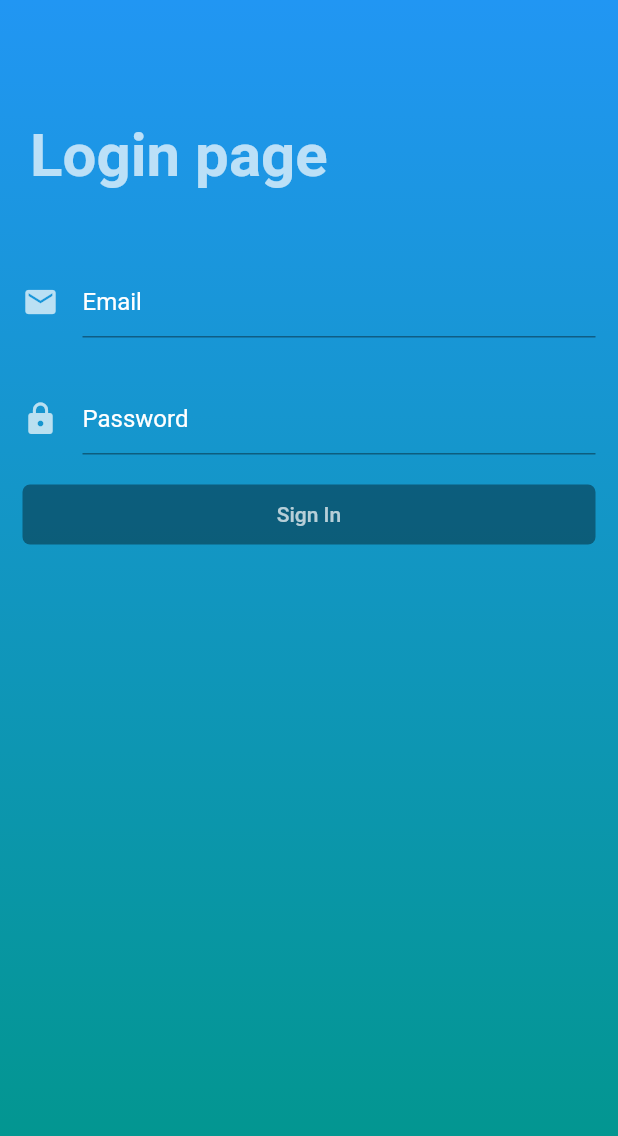
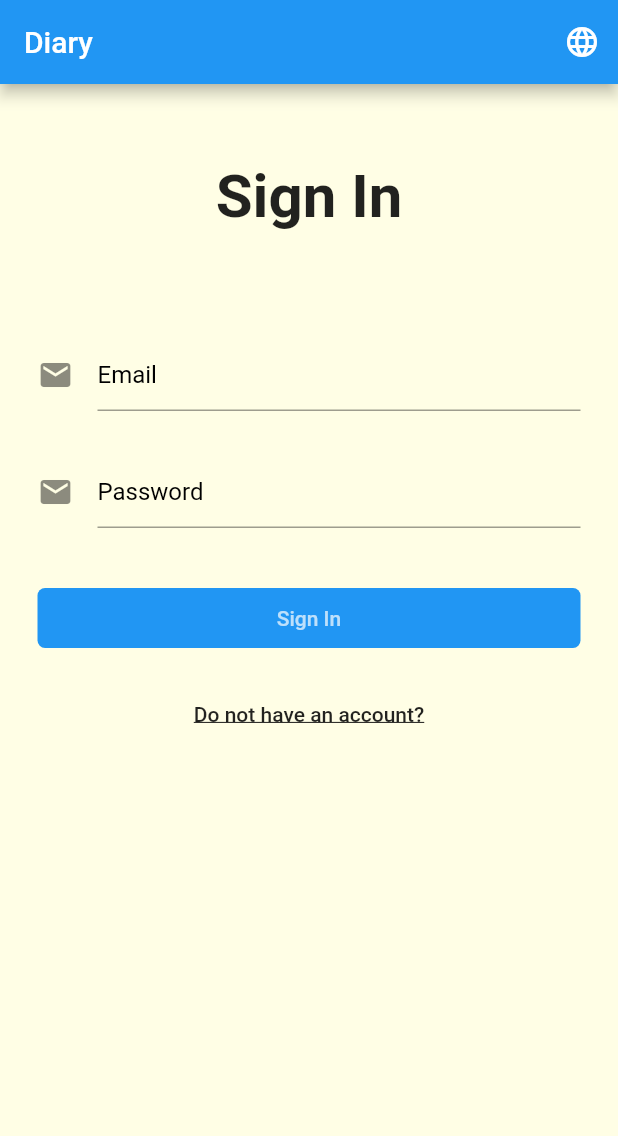
Before and after one commit to SergeyPostupaiev/diary_mobile, a Flutter app: the screen it shows after launch, on a phone screen of 412 x 824 dp. Shown: the top 1136 px of the screen. Run offline on Flutter 3.47's test engine with Material 2 defaults, Android fonts, the phone set to English and light mode, and no system bars; our stand-ins replace fluttertoast, shared_preferences.

Commit message:
login page refactored

```diff
--- a/lib/main.dart
+++ b/lib/main.dart
@@ -1,7 +1,8 @@
 import 'package:flutter/material.dart';
 import 'package:shared_preferences/shared_preferences.dart';
 
-import 'view/loginPage.dart';
+import './view/loginPage.dart';
+import './view/RegisterPage.dart';
 
 void main() => runApp(MyApp());
 
@@ -12,8 +13,14 @@ class MyApp extends StatelessWidget {
       title: 'Diary',
       theme: ThemeData(
         primarySwatch: Colors.blue,
+        accentColor: Colors.amber,
+        canvasColor: Color.fromRGBO(255, 254, 229, 1),
       ),
       home: MainPage(),
+      routes: {
+        LoginPage.routeName: (ctx) => LoginPage(),
+        RegisterPage.routeName: (ctx) => RegisterPage(),
+      },
     );
   }
 }
@@ -63,7 +70,7 @@ class _MainPageState extends State<MainPage> {
       drawer: Drawer(
           child: new ListView(children: <Widget>[
         new UserAccountsDrawerHeader(
-            accountName: new Text('Nodejs'),
+            accountName: new Text('John Doe'),
             accountEmail: new Text('jdoe@gmail.com')),
         new ListTile(
             title: new Text('List Animals'),
--- /dev/null
+++ b/lib/view/RegisterPage.dart
@@ -0,0 +1,17 @@
+import 'package:flutter/material.dart';
+
+class RegisterPage extends StatefulWidget {
+  static String routeName = '/register';
+
+  @override
+  _RegisterPageState createState() => _RegisterPageState();
+}
+
+class _RegisterPageState extends State<RegisterPage> {
+  @override
+  Widget build(BuildContext context) {
+    return Container(
+      child: Text('reg greg'),
+    );
+  }
+}
--- a/lib/view/loginPage.dart
+++ b/lib/view/loginPage.dart
@@ -1,14 +1,20 @@
 import 'dart:convert';
 import 'dart:io';
 
+import 'package:fluttertoast/fluttertoast.dart';
 import 'package:flutter/material.dart';
 import 'package:flutter/services.dart';
 import 'package:shared_preferences/shared_preferences.dart';
 import 'package:http/http.dart' as http;
 
 import '../main.dart';
+import '../widgets/button_submit.dart';
+import '../widgets/login_inputs.dart';
+import './RegisterPage.dart';
 
 class LoginPage extends StatefulWidget {
+  static String routeName = '/login';
+
   @override
   _LoginPageState createState() => _LoginPageState();
 }
@@ -21,27 +27,74 @@ class _LoginPageState extends State<LoginPage> {
 
   @override
   Widget build(BuildContext context) {
-    SystemChrome.setSystemUIOverlayStyle(SystemUiOverlayStyle.light
-        .copyWith(statusBarColor: Colors.transparent));
+    // SystemChrome.setSystemUIOverlayStyle(SystemUiOverlayStyle.light
+    //     .copyWith(statusBarColor: Colors.transparent));
     return Scaffold(
-        body: Container(
-            decoration: BoxDecoration(
-                gradient: LinearGradient(
-                    colors: [Colors.blue, Colors.teal],
-                    begin: Alignment.topCenter,
-                    end: Alignment.bottomCenter)),
-            child: _isLoading
-                ? Center(child: CircularProgressIndicator())
-                : ListView(children: <Widget>[
-                    headerSection(),
-                    textSection(),
-                    buttonSection()
-                  ])));
+      appBar: AppBar(
+        title: Text('Diary'),
+        actions: <Widget>[
+          IconButton(
+            icon: Icon(
+              Icons.language,
+            ),
+            onPressed: () => {},
+          )
+        ],
+      ),
+      body: Container(
+        child: _isLoading
+            ? Center(child: CircularProgressIndicator())
+            : Container(
+                margin: EdgeInsets.symmetric(
+                  horizontal: 10,
+                ),
+                child: ListView(
+                  children: <Widget>[
+                    SizedBox(
+                      height: 150,
+                      child: Center(
+                        child: Text(
+                          'Sign In',
+                          style: TextStyle(
+                            fontSize: 40,
+                            fontWeight: FontWeight.bold,
+                          ),
+                        ),
+                      ),
+                    ),
+                    LoginInputs(
+                      formSubmit: formSubmit,
+                      emailController: emailController,
+                      passwordController: passwordController,
+                    ),
+                    BtnSubmit(formSubmit: formSubmit, btnText: 'Sign In'),
+                    Column(
+                      children: <Widget>[
+                        FlatButton(
+                          onPressed: () {
+                            Navigator.of(context)
+                                .pushNamed(RegisterPage.routeName);
+                          },
+                          child: Text(
+                            'Do not have an account?',
+                            style: TextStyle(
+                              decoration: TextDecoration.underline,
+                            ),
+                          ),
+                        )
+                      ],
+                    )
+                  ],
+                ),
+              ),
+      ),
+    );
   }
 
   signIn(String email, password) async {
     SharedPreferences sharedPreference = await SharedPreferences.getInstance();
-    Map data = {"email": "$email", "password": "$password"};
+
+    var data = {"email": email, "password": password};
 
     print(data);
 
@@ -49,10 +102,9 @@ class _LoginPageState extends State<LoginPage> {
 
     var response = await http.post('https://diary-rest.herokuapp.com/api/auth',
         headers: {HttpHeaders.contentTypeHeader: "application/json"},
-        body: json.encode({"email": email, "password": password}));
+        body: json.encode(data));
     result = json.decode(response.body);
 
-    print('Response status: ${response.statusCode}');
     print('Response status: ${response.body}');
 
     if (result != null) {
@@ -73,70 +125,27 @@ class _LoginPageState extends State<LoginPage> {
     }
   }
 
-  Container buttonSection() {
-    return Container(
-        width: MediaQuery.of(context).size.width,
-        height: 40.0,
-        padding: EdgeInsets.symmetric(horizontal: 15.0),
-        child: RaisedButton(
-          onPressed: emailController.text == '' || passwordController.text == ''
-              ? null
-              : () {
-                  setState(() {
-                    _isLoading = true;
-                  });
+  void showSnackBar(String msg) {
+    print(passwordController.text);
+    print(emailController.text);
 
-                  signIn(emailController.text, passwordController.text);
-                },
-          elevation: 0.0,
-          color: Colors.purple,
-          child: Text('Sign In', style: TextStyle(color: Colors.white70)),
-          shape:
-              RoundedRectangleBorder(borderRadius: BorderRadius.circular(5.0)),
-        ));
+    Fluttertoast.showToast(
+      msg: msg,
+      toastLength: Toast.LENGTH_SHORT,
+      timeInSecForIosWeb: 1,
+      fontSize: 16.0,
+    );
   }
 
-  Container textSection() {
-    return Container(
-        padding: EdgeInsets.symmetric(horizontal: 15.0, vertical: 20.0),
-        child: Column(children: <Widget>[
-          TextField(
-            controller: emailController,
-            cursorColor: Colors.white,
-            style: TextStyle(color: Colors.white70),
-            decoration: InputDecoration(
-              icon: Icon(Icons.email, color: Colors.white70),
-              hintText: 'Email',
-              border: UnderlineInputBorder(
-                  borderSide: BorderSide(color: Colors.white70)),
-              hintStyle: TextStyle(color: Colors.white),
-            ),
-          ),
-          SizedBox(height: 30.0),
-          TextField(
-            controller: passwordController,
-            cursorColor: Colors.white,
-            style: TextStyle(color: Colors.white70),
-            decoration: InputDecoration(
-              icon: Icon(Icons.lock, color: Colors.white70),
-              hintText: 'Password',
-              border: UnderlineInputBorder(
-                  borderSide: BorderSide(color: Colors.white70)),
-              hintStyle: TextStyle(color: Colors.white),
-            ),
-          ),
-        ]));
-  }
+  void formSubmit() {
+    if (emailController.text == '' || passwordController.text == '') {
+      showSnackBar('Fill al the inputs, please');
+    } else {
+      setState(() {
+        _isLoading = true;
+      });
 
-  Container headerSection() {
-    return Container(
-      margin: EdgeInsets.only(top: 50.0),
-      padding: EdgeInsets.symmetric(horizontal: 20.0, vertical: 30.0),
-      child: Text(
-        'Login page',
-        style: TextStyle(
-            color: Colors.white70, fontSize: 40.0, fontWeight: FontWeight.bold),
-      ),
-    );
+      signIn(emailController.text, passwordController.text);
+    }
   }
 }
--- /dev/null
+++ b/lib/widgets/button_submit.dart
@@ -0,0 +1,30 @@
+import 'package:flutter/material.dart';
+
+class BtnSubmit extends StatelessWidget {
+  final Function formSubmit;
+  final String btnText;
+
+  BtnSubmit({
+    @required this.formSubmit,
+    @required this.btnText,
+  });
+
+  @override
+  Widget build(BuildContext context) {
+    return Container(
+      width: MediaQuery.of(context).size.width,
+      height: 40.0,
+      margin: EdgeInsets.symmetric(
+        vertical: 20,
+      ),
+      padding: EdgeInsets.symmetric(horizontal: 15.0),
+      child: RaisedButton(
+        onPressed: () => formSubmit(),
+        elevation: 0.0,
+        color: Colors.blue,
+        child: Text(btnText, style: TextStyle(color: Colors.white70)),
+        shape: RoundedRectangleBorder(borderRadius: BorderRadius.circular(5.0)),
+      ),
+    );
+  }
+}
--- /dev/null
+++ b/lib/widgets/login_inputs.dart
@@ -0,0 +1,53 @@
+import 'package:flutter/material.dart';
+
+class LoginInputs extends StatefulWidget {
+  final TextEditingController emailController;
+  final TextEditingController passwordController;
+  final Function formSubmit;
+
+  LoginInputs({
+    this.formSubmit,
+    this.emailController,
+    this.passwordController,
+  });
+
+  @override
+  _LoginInputsState createState() => _LoginInputsState();
+}
+
+class _LoginInputsState extends State<LoginInputs> {
+  @override
+  Widget build(BuildContext context) {
+    return Container(
+      padding: EdgeInsets.symmetric(horizontal: 15.0, vertical: 20.0),
+      child: Column(
+        children: <Widget>[
+          TextField(
+            controller: widget.emailController,
+            decoration: InputDecoration(
+              icon: Icon(Icons.email),
+              hintText: 'Email',
+              border: UnderlineInputBorder(
+                  borderSide: BorderSide(color: Colors.white70)),
+              hintStyle: TextStyle(color: Colors.black),
+            ),
+            onSubmitted: (_) => widget.formSubmit(),
+          ),
+          SizedBox(height: 30.0),
+          TextField(
+            obscureText: true,
+            controller: widget.passwordController,
+            decoration: InputDecoration(
+              icon: Icon(Icons.email),
+              hintText: 'Password',
+              border: UnderlineInputBorder(
+                  borderSide: BorderSide(color: Colors.white70)),
+              hintStyle: TextStyle(color: Colors.black),
+            ),
+            onSubmitted: (_) => widget.formSubmit(),
+          ),
+        ],
+      ),
+    );
+  }
+}
--- a/pubspec.yaml
+++ b/pubspec.yaml
@@ -9,6 +9,7 @@ environment:
 dependencies:
   flutter:
     sdk: flutter
+  fluttertoast: ^4.0.0
 
   cupertino_icons: ^0.1.2
 
```
Also changed, not shown: pubspec.lock.
